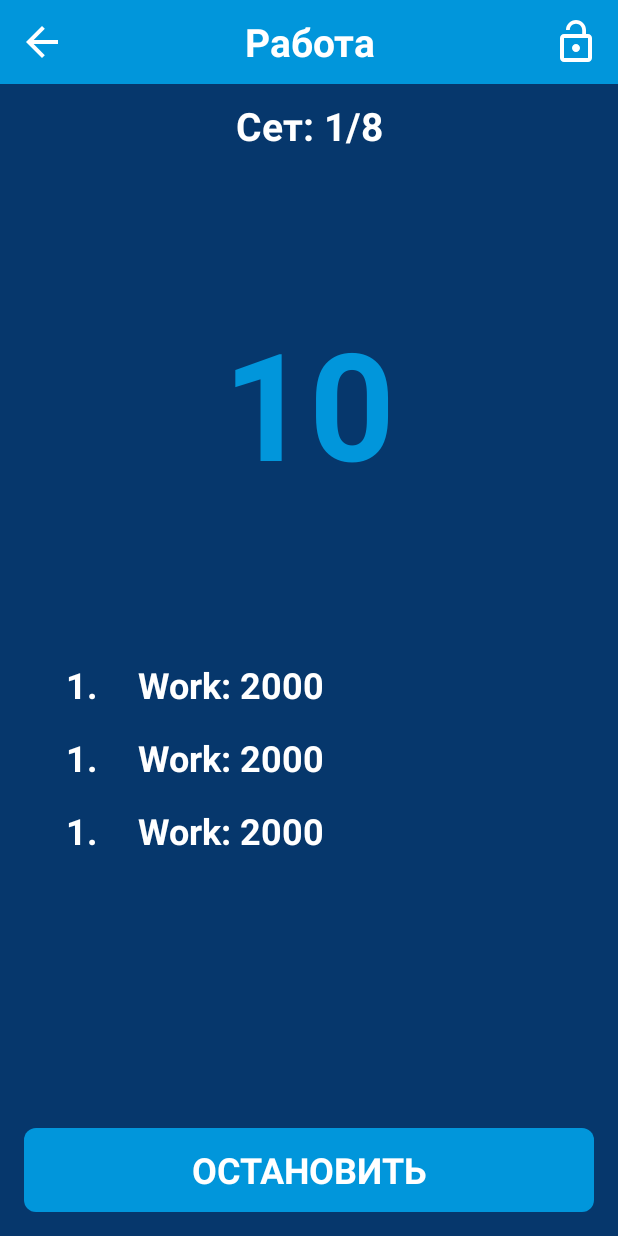
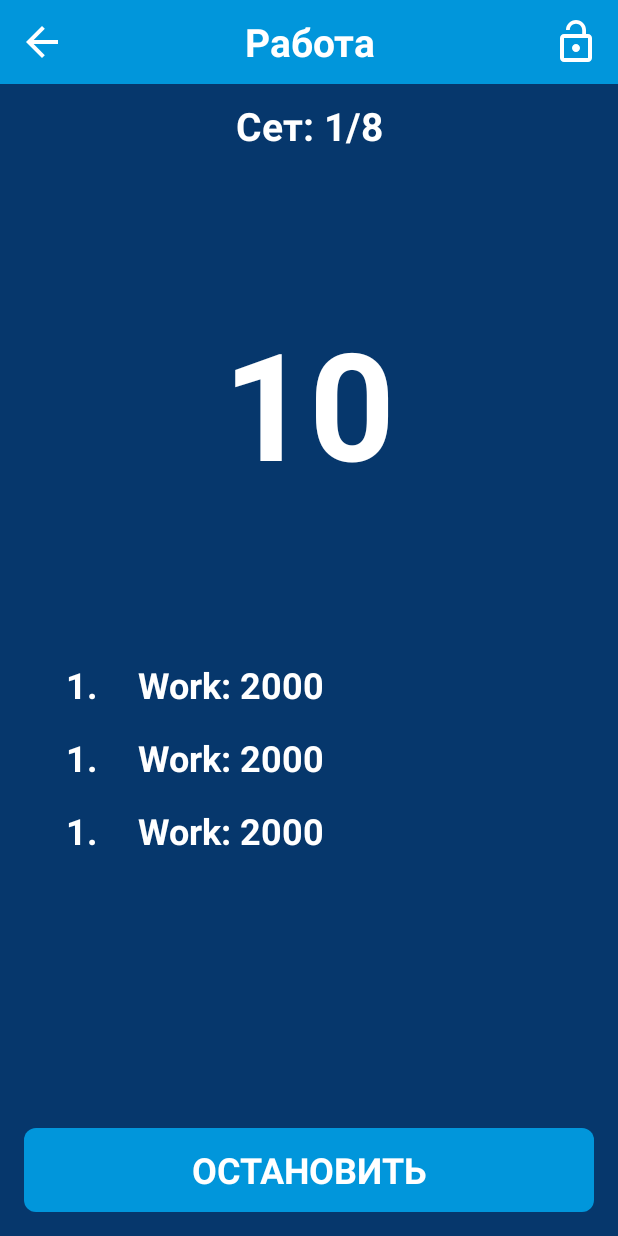
Before and after one commit to BioRyajenka/ATYBATY, an Android app: the layout activity_timer.xml on its own in the app's theme, with its tools: preview values and no code run, on a phone screen of 412 x 824 dp. Run offline under Robolectric (Android 15) with nearby library versions, the phone set to English and light mode, and no system bars.

```diff
--- a/app/src/main/java/com/atybaty/timer/view/timer/TimerExerciseAdapter.kt
+++ b/app/src/main/java/com/atybaty/timer/view/timer/TimerExerciseAdapter.kt
@@ -22,10 +22,10 @@ private data class ListItemHolder(val exerciseOrGroup: Any, val exerciseGroupInd
 }
 
 class TimerExerciseAdapter(private val context: Context,
-                           private val presenter: TimerContract.Presenter,
-                           private var itemsColorId: Int) :
+                           private val presenter: TimerContract.Presenter) :
     RecyclerView.Adapter<TimerExerciseHolder>() {
 
+    private var itemsColorId: Int = R.color.colorPrimaryDark // just stub color. affects nothing
     private var selectedExerciseGroupIndex: Int by Delegates.notNull()
     private var selectedExerciseIndex: Int by Delegates.notNull()
 
--- a/app/src/main/res/layout/activity_timer.xml
+++ b/app/src/main/res/layout/activity_timer.xml
@@ -1,10 +1,12 @@
 <?xml version="1.0" encoding="utf-8"?>
-<LinearLayout xmlns:android="http://schemas.android.com/apk/res/android" xmlns:tools="http://schemas.android.com/tools"
-              android:orientation="vertical"
+<LinearLayout xmlns:android="http://schemas.android.com/apk/res/android"
+    xmlns:tools="http://schemas.android.com/tools"
+    android:id="@+id/ll_timer_background"
     android:layout_width="match_parent"
     android:layout_height="match_parent"
     android:background="@color/colorPrimaryDark"
-              android:gravity="end">
+    android:gravity="end"
+    android:orientation="vertical">
 
     <LinearLayout
         android:layout_width="match_parent"
@@ -15,25 +17,26 @@
             android:id="@+id/iv_timer_back"
             android:layout_width="56dp"
             android:layout_height="match_parent"
-                android:src="@drawable/ic_arrow_back_white"
-                android:padding="12dp"/>
+            android:padding="12dp"
+            android:src="@drawable/ic_arrow_back_white" />
 
         <TextView
             android:id="@+id/tv_timer_title"
             android:layout_width="0dp"
+            android:layout_height="match_parent"
             android:layout_weight="0.8"
-                android:layout_height="match_parent"
+            android:gravity="center"
             android:textColor="@color/colorAccent"
+            android:textSize="26sp"
             android:textStyle="bold"
-                android:textSize="26sp"
-                android:gravity="center"
-                tools:text="Работа"/>
+            tools:text="Работа" />
+
         <ImageView
             android:id="@+id/iv_timer_lock"
             android:layout_width="56dp"
             android:layout_height="match_parent"
-                android:src="@drawable/ic_lock_open_white"
-                android:padding="12dp"/>
+            android:padding="12dp"
+            android:src="@drawable/ic_lock_open_white" />
 
     </LinearLayout>
 
@@ -41,22 +44,22 @@
         android:id="@+id/tv_timer_exercise_group_name"
         android:layout_width="match_parent"
         android:layout_height="56dp"
+        android:gravity="center"
         android:textColor="@color/colorAccent"
+        android:textSize="26sp"
         android:textStyle="bold"
-            android:textSize="26sp"
-            android:gravity="center"
-            tools:text="Сет: 1/8"/>
+        tools:text="Сет: 1/8" />
 
     <TextView
         android:id="@+id/tv_timer_time"
         android:layout_width="match_parent"
         android:layout_height="0dp"
         android:layout_weight="0.5"
+        android:gravity="center"
+        android:textColor="@color/timerCounterColorDefault"
         android:textSize="100dp"
-            android:textColor="@color/colorPrimary"
         android:textStyle="bold"
-            android:gravity="center"
-            tools:text="10"/>
+        tools:text="10" />
 
     <androidx.recyclerview.widget.RecyclerView
         android:id="@+id/rv_timer_workout"
@@ -64,19 +67,19 @@
         android:layout_height="0dp"
         android:layout_weight="0.5"
         android:padding="8dp"
-            tools:listitem="@layout/item_timer_exercise"/>
+        tools:listitem="@layout/item_timer_exercise" />
 
     <TextView
         android:id="@+id/tv_timer_pause"
         android:layout_width="match_parent"
         android:layout_height="56dp"
+        android:layout_margin="16dp"
         android:background="@drawable/rounded_bg"
+        android:gravity="center"
+        android:text="ОСТАНОВИТЬ"
+        android:textAllCaps="true"
         android:textColor="@color/colorAccent"
-            android:textStyle="bold"
         android:textSize="24sp"
-            android:gravity="center"
-            android:textAllCaps="true"
-            android:text="ОСТАНОВИТЬ"
-            android:layout_margin="16dp"/>
+        android:textStyle="bold" />
 
 </LinearLayout>
--- a/app/src/main/res/values/colors.xml
+++ b/app/src/main/res/values/colors.xml
@@ -9,4 +9,6 @@
 
     <color name="timerWork">#bb3333</color>
     <color name="timerRest">#06376c</color>
+
+    <color name="timerCounterColorDefault">#ffffff</color>
 </resources>
```
Also changed, not shown: app/src/main/java/com/atybaty/timer/view/timer/TimerExerciseActivity.kt (+4 -5 lines). Lines whose indentation alone changed are shown as unchanged.
